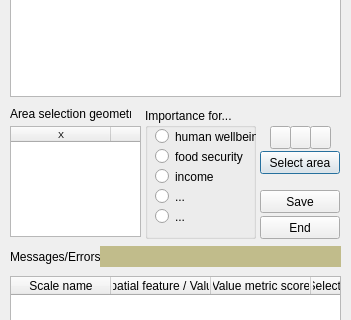
Old version of the form marine_values_dialog_base.ui in the repository csiro-chris-m/marine_values; both pictures show x 0 to 351 and y 244 to 564 of the 351 by 955 pixel window.
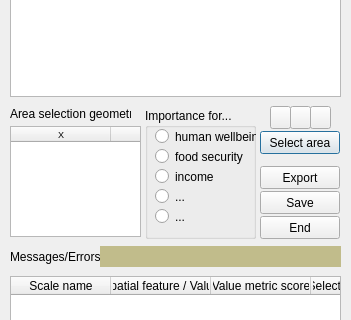
New version of the form.

Patch:
```diff
--- a/marine_values_dialog_base.ui
+++ b/marine_values_dialog_base.ui
@@ -136,7 +136,7 @@
    <property name="geometry">
     <rect>
      <x>260</x>
-     <y>434</y>
+     <y>435</y>
      <width>80</width>
      <height>23</height>
     </rect>
@@ -168,7 +168,7 @@
    <property name="geometry">
     <rect>
      <x>260</x>
-     <y>395</y>
+     <y>375</y>
      <width>80</width>
      <height>23</height>
     </rect>
@@ -363,7 +363,7 @@
    <property name="geometry">
     <rect>
      <x>310</x>
-     <y>370</y>
+     <y>350</y>
      <width>21</width>
      <height>23</height>
     </rect>
@@ -379,7 +379,7 @@
    <property name="geometry">
     <rect>
      <x>270</x>
-     <y>370</y>
+     <y>350</y>
      <width>21</width>
      <height>23</height>
     </rect>
@@ -395,7 +395,7 @@
    <property name="geometry">
     <rect>
      <x>290</x>
-     <y>370</y>
+     <y>350</y>
      <width>21</width>
      <height>23</height>
     </rect>
@@ -407,6 +407,19 @@
     <string/>
    </property>
   </widget>
+  <widget class="QPushButton" name="pushButtonExport">
+   <property name="geometry">
+    <rect>
+     <x>260</x>
+     <y>410</y>
+     <width>80</width>
+     <height>23</height>
+    </rect>
+   </property>
+   <property name="text">
+    <string>Export</string>
+   </property>
+  </widget>
   <zorder>error</zorder>
   <zorder>objectInfo</zorder>
   <zorder>endButton</zorder>
```
Left out of the diff: 1 changed line with no effect on the pictures.
